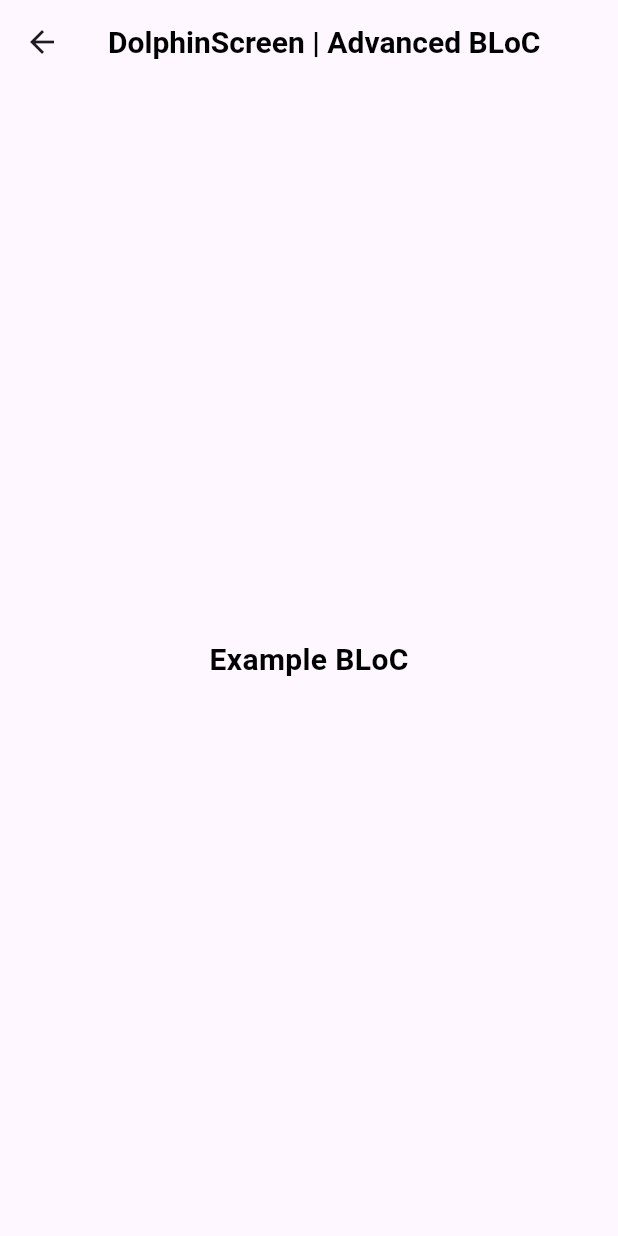
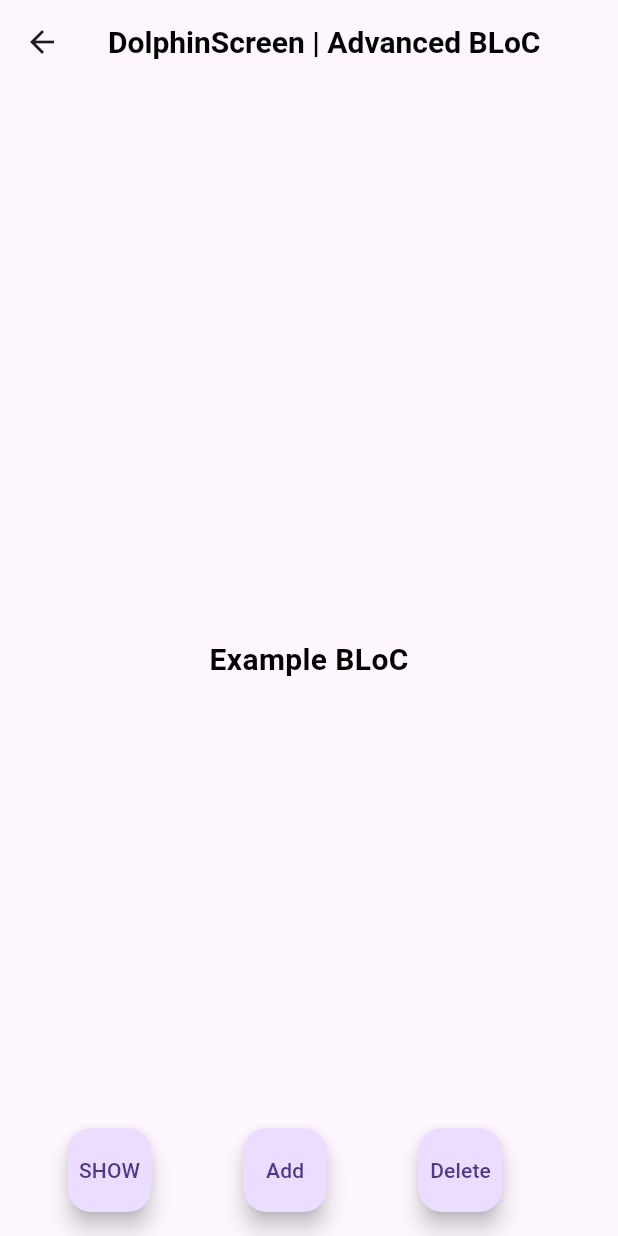
Before and after one commit to panmegatech/flutter_cubit_bloc, a Flutter app: the DolphinScreen screen opened by its route, on a phone screen of 412 x 824 dp. Run offline on Flutter 3.47's test engine with Material 3 defaults, Android fonts, the phone set to English and light mode, and no system bars; our stand-ins replace equatable, flutter_bloc.

Commit message:
feat: advanced bloc

```diff
--- /dev/null
+++ b/lib/bloc/advanced/advanced_event.dart
@@ -0,0 +1,16 @@
+part of 'advanced_bloc.dart';
+
+sealed class AdvancedEvent extends Equatable {
+  const AdvancedEvent();
+
+  @override
+  List<Object> get props => [];
+}
+
+class AdvancedShowEvent extends AdvancedEvent {}
+
+class AdvancedAddEvent extends AdvancedEvent {}
+
+class AdvancedUpdateEvent extends AdvancedEvent {}
+
+class AdvancedDeleteEvent extends AdvancedEvent {}
--- /dev/null
+++ b/lib/bloc/advanced/advanced_state.dart
@@ -0,0 +1,36 @@
+part of 'advanced_bloc.dart';
+
+sealed class AdvancedState extends Equatable {
+  const AdvancedState();
+
+  @override
+  List<Object?> get props => [];
+}
+
+final class AdvancedInitialState extends AdvancedState {}
+
+final class AdvancedLoadingState extends AdvancedState {}
+
+final class AdvancedErrorState extends AdvancedState {
+  final String? errorMessage;
+
+  const AdvancedErrorState({this.errorMessage});
+
+  @override
+  List<Object?> get props => [
+        errorMessage,
+      ];
+}
+
+final class AdvancedHasDataState extends AdvancedState {
+  final String message;
+  final bool? status;
+
+  const AdvancedHasDataState({required this.message, this.status});
+
+  @override
+  List<Object?> get props => [
+        message,
+        status,
+      ];
+}
--- a/lib/bloc/standard/standard_counter_cubit.dart
+++ b/lib/bloc/standard/standard_counter_cubit.dart
@@ -11,8 +11,8 @@ class StandardCounterCubit extends Cubit<StandardCounterState> {
     emit(StandardCounterLoadingState());
 
     await Future.delayed(const Duration(milliseconds: 1800));
-    final randomString = generateRandomString(8);
+
     return emit(StandardCounterHasDataState(
-        message: "some data from API: \n\n $randomString"));
+        message: "some data from API: \n\n ${randomString(8)}"));
   }
 }
--- a/lib/pages/dolphin_screen.dart
+++ b/lib/pages/dolphin_screen.dart
@@ -1,4 +1,8 @@
 import 'package:flutter/material.dart';
+import 'package:flutter_bloc/flutter_bloc.dart';
+import 'package:flutter_bloc_simple/bloc/advanced/advanced_bloc.dart';
+import 'package:flutter_bloc_simple/utils/utils.dart';
+import 'package:flutter_bloc_simple/widgets/custom_floating_action_button.dart';
 
 import 'package:flutter_bloc_simple/widgets/custom_scaffold.dart';
 import 'package:flutter_bloc_simple/widgets/custom_text.dart';
@@ -8,10 +12,75 @@ class DolphinScreen extends StatelessWidget {
 
   @override
   Widget build(BuildContext context) {
-    return const CustomScaffold(
+    return CustomScaffold(
+      customFloatingActionButton: [
+        CustomFloatingActionButton(
+          name: "SHOW",
+          onPressed: () {
+            context.read<AdvancedBloc>().add(AdvancedShowEvent());
+          },
+        ),
+        CustomFloatingActionButton(
+          name: "Add",
+          onPressed: () {
+            context.read<AdvancedBloc>().add(AdvancedAddEvent());
+          },
+        ),
+        CustomFloatingActionButton(
+          name: "Delete",
+          onPressed: () {
+            context.read<AdvancedBloc>().add(AdvancedDeleteEvent());
+          },
+        ),
+      ],
       title: 'DolphinScreen | Advanced BLoC',
       children: [
-        CustomText("Example BLoC"),
+        BlocConsumer<AdvancedBloc, AdvancedState>(
+          listener: (context, state) {
+            // todo: implement listener
+            if (state is AdvancedErrorState) {
+              showDialog(
+                context: context,
+                builder: (context) => AlertDialog(
+                  title: CustomText(
+                    state.errorMessage ?? "Somethng went wrong!",
+                    color: Colors.redAccent,
+                  ),
+                  content: const Text(
+                    'Offendit eleifend moderatius ex vix, quem odio mazim et qui, purto expetendis cotidieque quo cu, veri persius vituperata ei nec. Vivendum intellegat et qui, ei denique consequuntur vix.',
+                  ),
+                ),
+              );
+            }
+          },
+          builder: (context, state) {
+            if (state is AdvancedLoadingState) {
+              return const CircularProgressIndicator();
+            }
+
+            if (state is AdvancedErrorState) {
+              return const CustomText(
+                "Error Somthing weng wrong!",
+                color: Colors.red,
+              );
+            }
+
+            if (state is AdvancedHasDataState) {
+              return Padding(
+                padding: const EdgeInsets.all(38.0),
+                child: Container(
+                  color: Colors.grey,
+                  child: CustomText(
+                    "Response: ${state.message} \n_______\nStatus: ${state.status}",
+                    color: randomColor(),
+                  ),
+                ),
+              );
+            }
+
+            return const CustomText("Example BLoC");
+          },
+        ),
       ],
     );
   }
--- a/lib/widgets/custom_floating_action_button.dart
+++ b/lib/widgets/custom_floating_action_button.dart
@@ -10,7 +10,7 @@ class CustomFloatingActionButton extends StatelessWidget {
   @override
   Widget build(BuildContext context) {
     return FloatingActionButton(
-      heroTag: generateRandomString(5),
+      heroTag: randomString(5),
       onPressed: onPressed,
       child: Text(name ?? ""),
     );
```
Also changed, not shown: lib/bloc/advanced/advanced_bloc.dart (added, +77 -0 lines), lib/main.dart (+6 -1 lines), lib/utils/utils.dart (+6 -1 lines).
